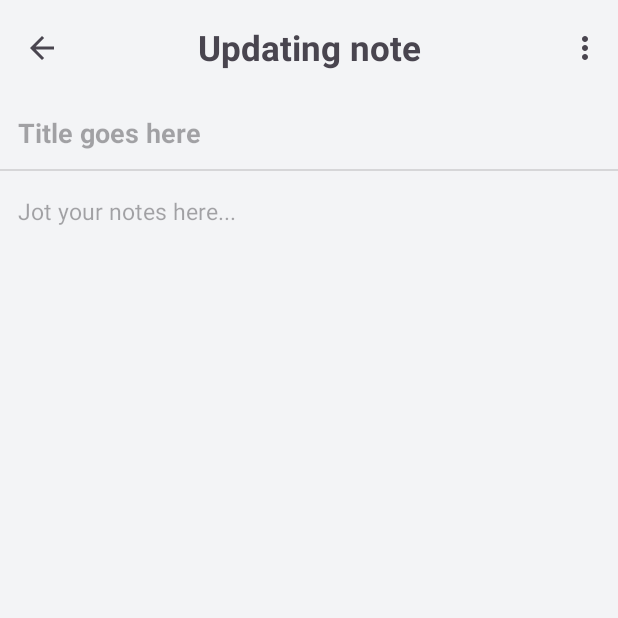
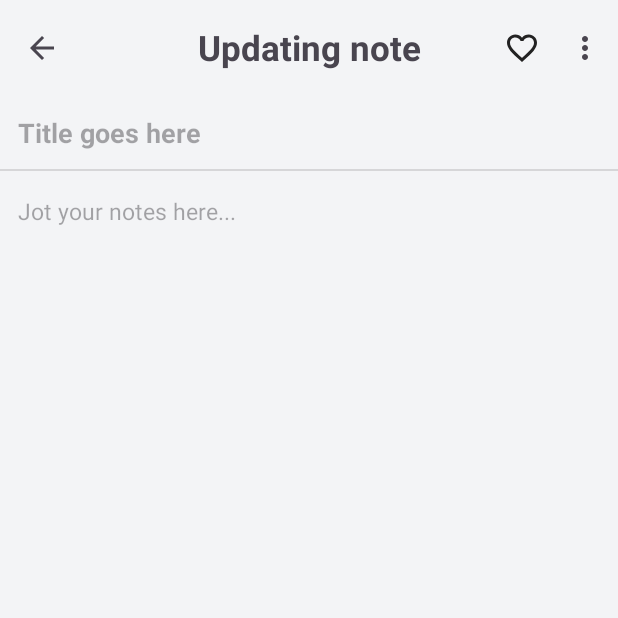
Before and after one commit to eipna/Notable, an Android app: the UpdateActivity screen opened directly, with no data from a screen before it, on a phone screen of 412 x 824 dp, the top half of it. Run offline under Robolectric (Android 15) with nearby library versions, the phone set to English and light mode, and no system bars.

Commit message:
Added menu option for favorite in update activity

```diff
--- a/app/src/main/res/menu/options_update.xml
+++ b/app/src/main/res/menu/options_update.xml
@@ -1,6 +1,12 @@
 <?xml version="1.0" encoding="utf-8"?>
 <menu xmlns:android="http://schemas.android.com/apk/res/android"
     xmlns:app="http://schemas.android.com/apk/res-auto">
+
+    <item
+        android:id="@+id/options_update_favorite"
+        android:title="Favorite"
+        android:icon="@drawable/heart_not_filled"
+        app:showAsAction="ifRoom"/>
 
     <item
         android:id="@+id/options_update_share"
```
